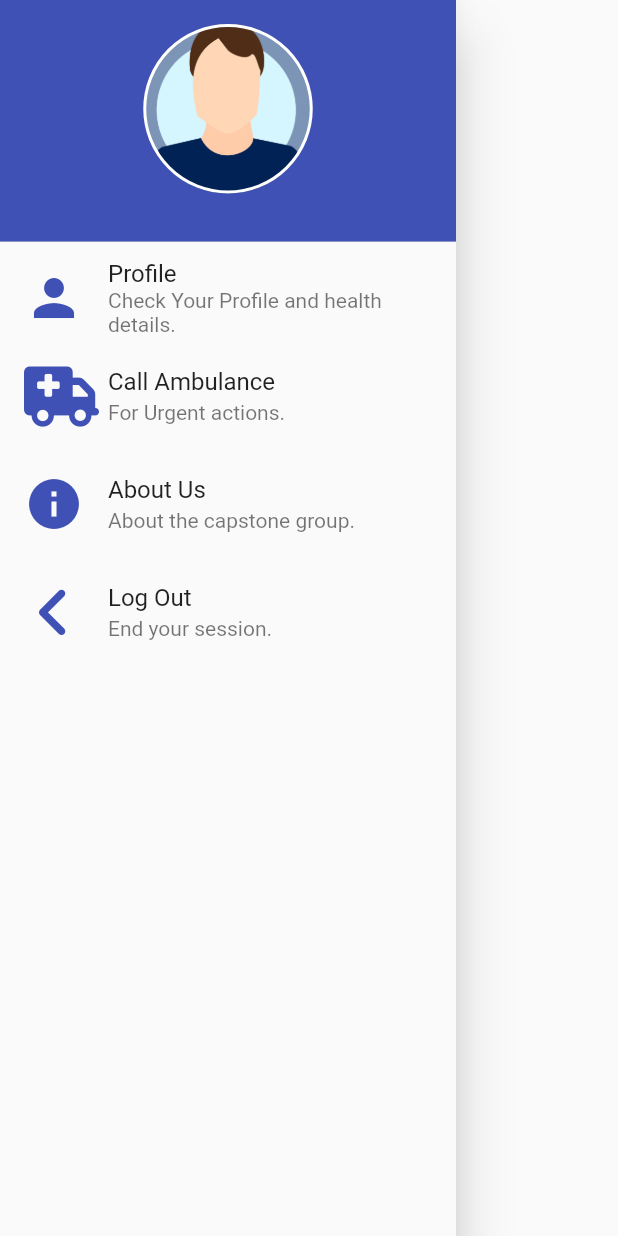
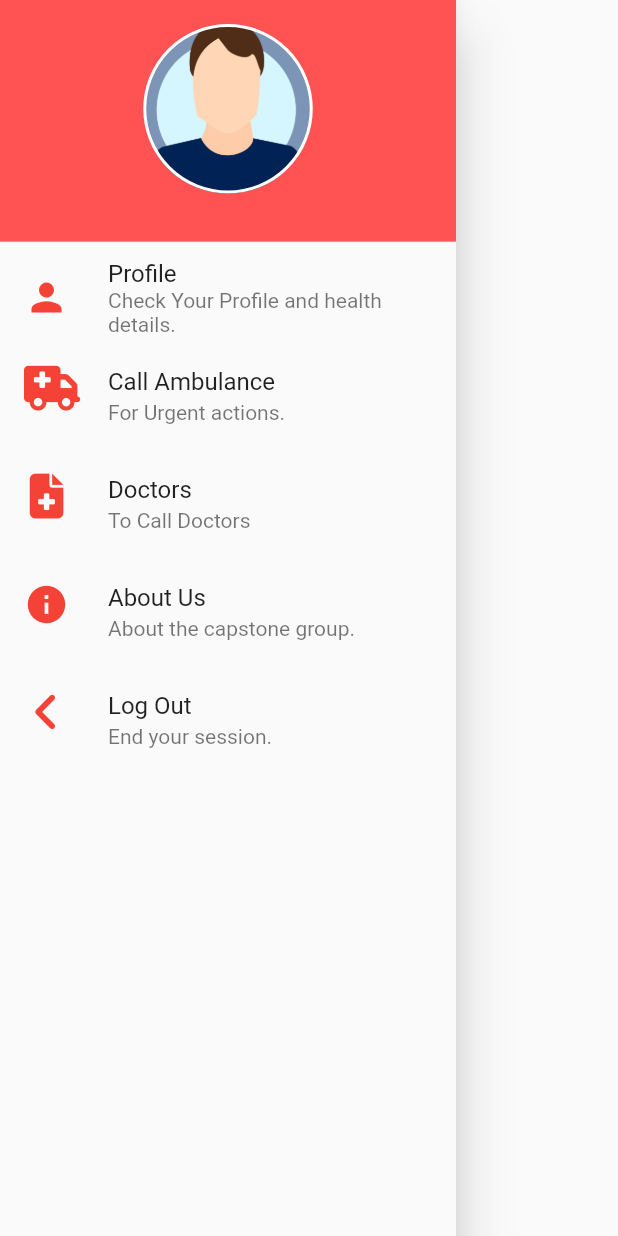
Before and after one commit to sha3rawi33/rescue-code, a Flutter app: the SideDraw widget shown alone on an empty page, opened directly with empty values, on a phone screen of 412 x 824 dp. Run offline on Flutter 3.47's test engine with Material 2 defaults, Android fonts, the phone set to English and light mode, and no system bars; our stand-ins replace avatar_glow, cloud_firestore, firebase_auth, firebase_storage, font_awesome_flutter, image_picker and 1 more; missing offline and left inert: intro_views_flutter; accounts and stored records are empty; network calls fail.

Commit message:
Doctor List

```diff
--- a/lib/main.dart
+++ b/lib/main.dart
@@ -1,4 +1,5 @@
 import 'package:flutter/material.dart';
+import 'chatList.dart';
 import 'landingPage.dart';
 import 'loginScreen.dart';
 import 'signUpScreen.dart';
@@ -16,6 +17,7 @@ void main() => runApp(MaterialApp(
         "signup": (context) => new SignUpPage(),
         "landingpage": (context) => new LandingPage(),
         "ambulance": (context) => new EmergencyDashboard(),
-        "boarding": (context) => new OnBoardingScreen()
+        "boarding": (context) => new OnBoardingScreen(),
+        "doctors":(context)=> ChatList()
       },
     ));
--- a/lib/sideDraw.dart
+++ b/lib/sideDraw.dart
@@ -15,7 +15,7 @@ class SideDraw extends StatelessWidget {
         children: <Widget>[
           DrawerHeader(
             decoration: BoxDecoration(
-              color: Colors.indigo,
+              color: Colors.redAccent,
             ),
             child: GestureDetector(
               onTap: () {
@@ -52,8 +52,8 @@ class SideDraw extends StatelessWidget {
           ListTile(
             leading: Icon(
               Icons.person,
-              size: 40,
-              color: Colors.indigo,
+              size: 30,
+              color: Colors.red,
             ),
             title: Text("Profile"),
             subtitle: Text("Check Your Profile and health details."),
@@ -64,8 +64,8 @@ class SideDraw extends StatelessWidget {
           ListTile(
             leading: Icon(
               FontAwesomeIcons.ambulance,
-              size: 40,
-              color: Colors.indigo,
+              size: 30,
+              color: Colors.red,
             ),
             title: Text("Call Ambulance"),
             subtitle: Text("For Urgent actions."),
@@ -75,9 +75,21 @@ class SideDraw extends StatelessWidget {
           ),
           ListTile(
             leading: Icon(
+              FontAwesomeIcons.fileMedical,
+              size: 30,
+              color: Colors.red,
+            ),
+            title: Text("Doctors"),
+            subtitle: Text("To Call Doctors"),
+            onTap: () {
+              Navigator.pushNamed(context, 'doctors');
+            },
+          ),
+          ListTile(
+            leading: Icon(
               Icons.info,
-              size: 40,
-              color: Colors.indigo,
+              size: 30,
+              color: Colors.red,
             ),
             title: Text("About Us "),
             subtitle: Text("About the capstone group."),
@@ -88,8 +100,8 @@ class SideDraw extends StatelessWidget {
           ListTile(
             leading: Icon(
               FontAwesomeIcons.angleLeft,
-              size: 40,
-              color: Colors.indigo,
+              size: 30,
+              color: Colors.red,
             ),
             title: Text("Log Out"),
             subtitle: Text("End your session."),
```
Also changed, not shown: lib/chatList.dart (added, +60 -0 lines), lib/profilePage.dart (+12 -5 lines), 1 other file.
